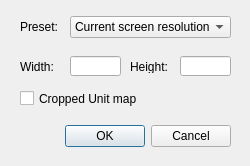
fieldOfView/uv-mapper, file qt/MapperTool/unitmapdialog.ui: the form before one commit.
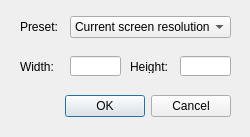
The form after the commit.

Commit message: Implemented New->Unit map... by drawing gradient into GeneratedImage Fbo and reading its texture into a cv::Mat Removed checkbox to create a "cropped" unitmap for now

What changed in the file:
```diff
--- a/qt/MapperTool/unitmapdialog.ui
+++ b/qt/MapperTool/unitmapdialog.ui
@@ -10,7 +10,7 @@
     <x>0</x>
     <y>0</y>
     <width>250</width>
-    <height>166</height>
+    <height>137</height>
    </rect>
   </property>
   <property name="windowTitle">
@@ -23,7 +23,7 @@
    <property name="geometry">
     <rect>
      <x>20</x>
-     <y>120</y>
+     <y>90</y>
      <width>211</width>
      <height>32</height>
     </rect>
@@ -67,19 +67,6 @@
     <number>4</number>
    </property>
   </widget>
-  <widget class="QCheckBox" name="checkBoxCropped">
-   <property name="geometry">
-    <rect>
-     <x>20</x>
-     <y>90</y>
-     <width>211</width>
-     <height>17</height>
-    </rect>
-   </property>
-   <property name="text">
-    <string>Cropped Unit map</string>
-   </property>
-  </widget>
   <widget class="QLabel" name="labelPresets">
    <property name="geometry">
     <rect>
```
The commit also changes 5 other files.
